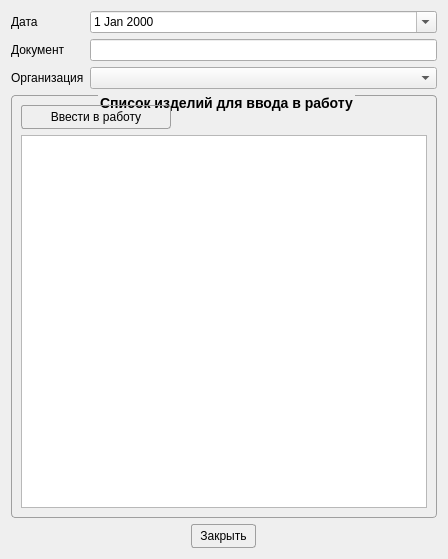
Old version of the form Remont/startworkwindow.ui in the repository AlexeyScherbakov2021/Remont2.
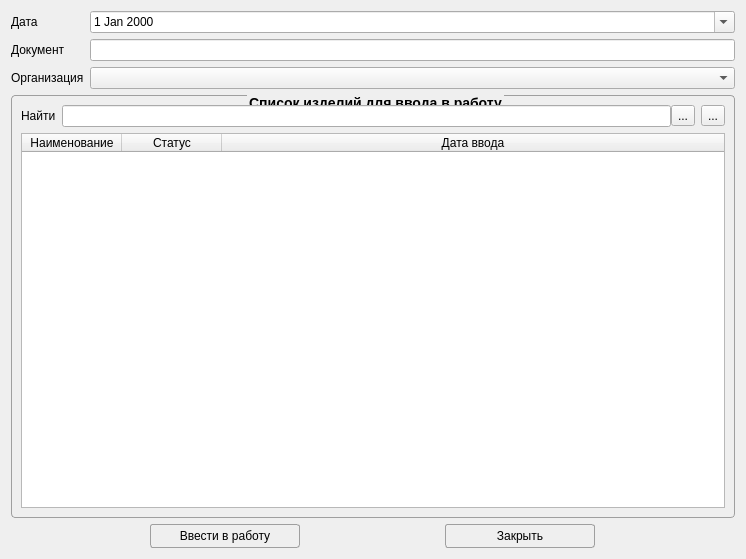
New version of the form. Icons and pictures are not drawn.

Diff of the .ui file:
```diff
--- a/Remont/startworkwindow.ui
+++ b/Remont/startworkwindow.ui
@@ -6,7 +6,7 @@
    <rect>
     <x>0</x>
     <y>0</y>
-    <width>448</width>
+    <width>746</width>
     <height>559</height>
    </rect>
   </property>
@@ -51,7 +51,7 @@
 
 </string>
   </property>
-  <layout class="QVBoxLayout" name="verticalLayout">
+  <layout class="QVBoxLayout" name="verticalLayout_2">
    <item>
     <layout class="QFormLayout" name="formLayout">
      <item row="0" column="0">
@@ -98,7 +98,95 @@
      <property name="title">
       <string>Список изделий для ввода в работу</string>
      </property>
-     <layout class="QVBoxLayout" name="verticalLayout_2">
+     <layout class="QVBoxLayout" name="verticalLayout">
+      <item>
+       <layout class="QHBoxLayout" name="horizontalLayout_3">
+        <item>
+         <widget class="QLabel" name="label_3">
+          <property name="text">
+           <string>Найти</string>
+          </property>
+         </widget>
+        </item>
+        <item>
+         <layout class="QHBoxLayout" name="horizontalLayout_2">
+          <property name="spacing">
+           <number>0</number>
+          </property>
+          <item>
+           <widget class="QLineEdit" name="leSearch"/>
+          </item>
+          <item>
+           <widget class="QToolButton" name="tbSearch">
+            <property name="text">
+             <string>...</string>
+            </property>
+            <property name="icon">
+             <iconset resource="resource.qrc">
+              <normaloff>:/image/search.png</normaloff>:/image/search.png</iconset>
+            </property>
+           </widget>
+          </item>
+         </layout>
+        </item>
+        <item>
+         <widget class="QToolButton" name="tbDelete">
+          <property name="text">
+           <string>...</string>
+          </property>
+          <property name="icon">
+           <iconset resource="resource.qrc">
+            <normaloff>:/image/cancel2.png</normaloff>:/image/cancel2.png</iconset>
+          </property>
+         </widget>
+        </item>
+       </layout>
+      </item>
+      <item>
+       <widget class="QTableWidget" name="lwProduct">
+        <property name="editTriggers">
+         <set>QAbstractItemView::EditTrigger::NoEditTriggers</set>
+        </property>
+        <property name="alternatingRowColors">
+         <bool>true</bool>
+        </property>
+        <property name="selectionMode">
+         <enum>QAbstractItemView::SelectionMode::SingleSelection</enum>
+        </property>
+        <property name="selectionBehavior">
+         <enum>QAbstractItemView::SelectionBehavior::SelectRows</enum>
+        </property>
+        <attribute name="horizontalHeaderStretchLastSection">
+         <bool>true</bool>
+        </attribute>
+        <attribute name="verticalHeaderCascadingSectionResizes">
+         <bool>true</bool>
+        </attribute>
+        <attribute name="verticalHeaderDefaultSectionSize">
+         <number>24</number>
+        </attribute>
+        <column>
+         <property name="text">
+          <string>Наименование</string>
+         </property>
+        </column>
+        <column>
+         <property name="text">
+          <string>Статус</string>
+         </property>
+        </column>
+        <column>
+         <property name="text">
+          <string>Дата ввода</string>
+         </property>
+        </column>
+       </widget>
+      </item>
+     </layout>
+    </widget>
+   </item>
+   <item>
+    <layout class="QHBoxLayout" name="horizontalLayout">
       <item>
        <widget class="QPushButton" name="pbProdToWork">
         <property name="maximumSize">
@@ -123,19 +211,6 @@
        </widget>
       </item>
       <item>
-       <widget class="QListWidget" name="lwProduct">
-        <property name="alternatingRowColors">
-         <bool>true</bool>
-        </property>
-        <property name="selectionMode">
-         <enum>QAbstractItemView::SelectionMode::ExtendedSelection</enum>
-        </property>
-       </widget>
-      </item>
-     </layout>
-    </widget>
-   </item>
-   <item alignment="Qt::AlignmentFlag::AlignHCenter">
     <widget class="QPushButton" name="pbClose">
      <property name="maximumSize">
       <size>
@@ -152,11 +227,13 @@
      </property>
      <property name="iconSize">
       <size>
-       <width>32</width>
-       <height>32</height>
+         <width>24</width>
+         <height>24</height>
       </size>
      </property>
     </widget>
+     </item>
+    </layout>
    </item>
   </layout>
  </widget>
```
Lines whose indentation alone changed are shown as unchanged.
